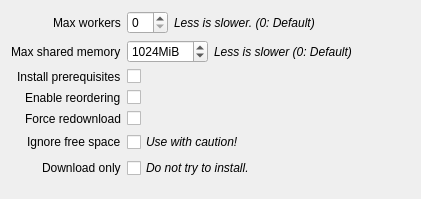
First picture: the form in rare/ui/components/dialogs/install/advanced.ui, repository RareDevs/Rare, before the edit.
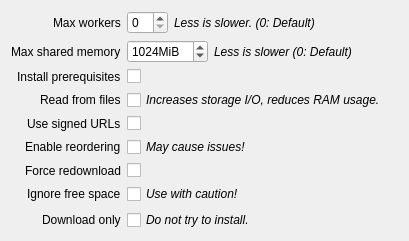
Second picture: the form after the edit.

The edit to the form file:
```diff
--- a/rare/ui/components/dialogs/install/advanced.ui
+++ b/rare/ui/components/dialogs/install/advanced.ui
@@ -6,8 +6,8 @@
    <rect>
     <x>0</x>
     <y>0</y>
-    <width>421</width>
-    <height>199</height>
+    <width>409</width>
+    <height>228</height>
    </rect>
   </property>
   <property name="windowTitle">
@@ -126,45 +126,61 @@
      </property>
     </widget>
    </item>
-   <item row="3" column="0">
+   <item row="5" column="0">
     <widget class="QLabel" name="dl_optimizations_label">
      <property name="text">
       <string>Enable reordering</string>
      </property>
     </widget>
    </item>
-   <item row="3" column="1">
+   <item row="5" column="1">
     <widget class="QCheckBox" name="dl_optimizations_check">
+     <property name="font">
+      <font>
+       <italic>true</italic>
+      </font>
+     </property>
+     <property name="toolTip">
+      <string>Enable reordering optimization to reduce RAM requirements during download (may have adverse results for some titles).</string>
+     </property>
      <property name="text">
-      <string notr="true"/>
+      <string>May cause issues!</string>
      </property>
      <property name="checked">
       <bool>false</bool>
      </property>
     </widget>
    </item>
-   <item row="4" column="0">
+   <item row="6" column="0">
     <widget class="QLabel" name="force_download_label">
      <property name="text">
       <string>Force redownload</string>
      </property>
     </widget>
    </item>
-   <item row="4" column="1">
+   <item row="6" column="1">
     <widget class="QCheckBox" name="force_download_check">
+     <property name="font">
+      <font>
+       <italic>true</italic>
+      </font>
+     </property>
+     <property name="toolTip">
+      <string>Download all files / ignore existing (overwrite).</string>
+     </property>
      <property name="text">
       <string notr="true"/>
      </property>
     </widget>
    </item>
-   <item row="5" column="0">
+   <item row="7" column="0">
     <widget class="QLabel" name="ignore_space_label">
      <property name="text">
       <string>Ignore free space</string>
      </property>
     </widget>
    </item>
-   <item row="5" column="1">
+   <item row="7" column="1">
     <widget class="QCheckBox" name="ignore_space_check">
      <property name="font">
       <font>
@@ -176,14 +192,14 @@
      </property>
     </widget>
    </item>
-   <item row="6" column="0">
+   <item row="8" column="0">
     <widget class="QLabel" name="download_only_label">
      <property name="text">
       <string>Download only</string>
      </property>
     </widget>
    </item>
-   <item row="6" column="1">
+   <item row="8" column="1">
     <widget class="QCheckBox" name="download_only_check">
      <property name="font">
       <font>
@@ -195,6 +211,50 @@
      </property>
     </widget>
    </item>
+   <item row="3" column="0">
+    <widget class="QLabel" name="read_files_label">
+     <property name="text">
+      <string>Read from files</string>
+     </property>
+    </widget>
+   </item>
+   <item row="3" column="1">
+    <widget class="QCheckBox" name="read_files_check">
+     <property name="font">
+      <font>
+       <italic>true</italic>
+      </font>
+     </property>
+     <property name="toolTip">
+      <string>Read duplicated parts from already saved files, do not keep them in memory.</string>
+     </property>
+     <property name="text">
+      <string>Increases storage I/O, reduces RAM usage.</string>
+     </property>
+    </widget>
+   </item>
+   <item row="4" column="0">
+    <widget class="QLabel" name="use_signed_urls_label">
+     <property name="text">
+      <string>Use signed URLs</string>
+     </property>
+    </widget>
+   </item>
+   <item row="4" column="1">
+    <widget class="QCheckBox" name="use_signed_urls_check">
+     <property name="font">
+      <font>
+       <italic>true</italic>
+      </font>
+     </property>
+     <property name="toolTip">
+      <string>Always use signed chunk URLs, even if the Epic API indicates not to.</string>
+     </property>
+     <property name="text">
+      <string/>
+     </property>
+    </widget>
+   </item>
   </layout>
  </widget>
  <resources/>
```
Left out of the diff: 19 changed lines with no effect on the pictures.
